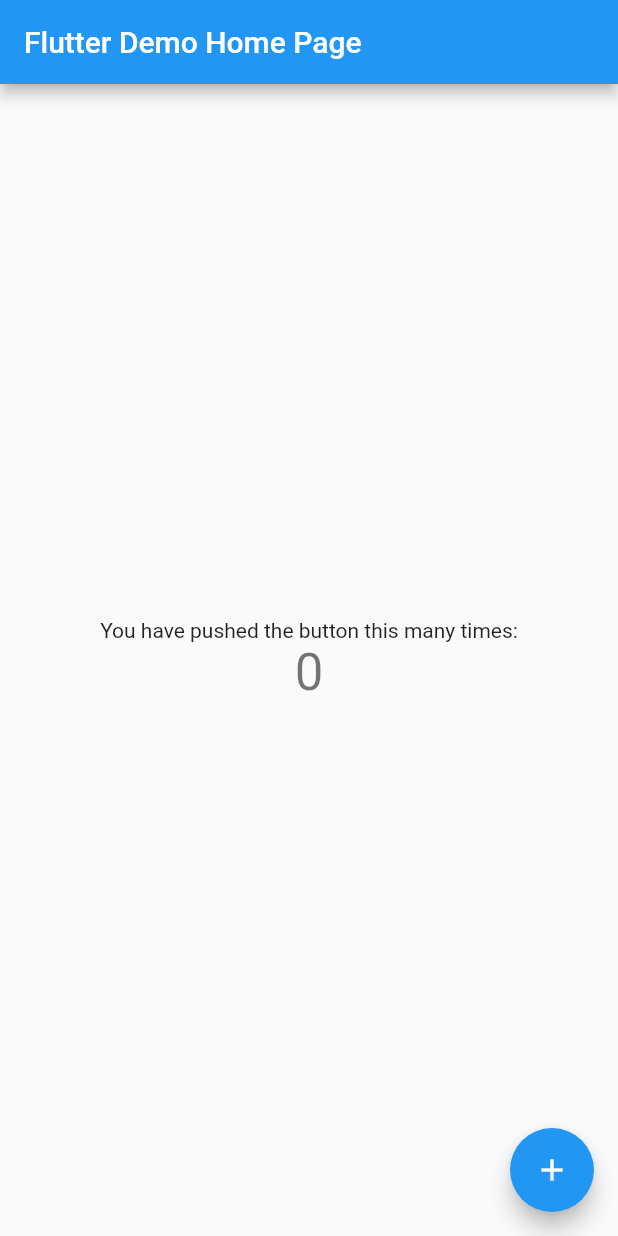
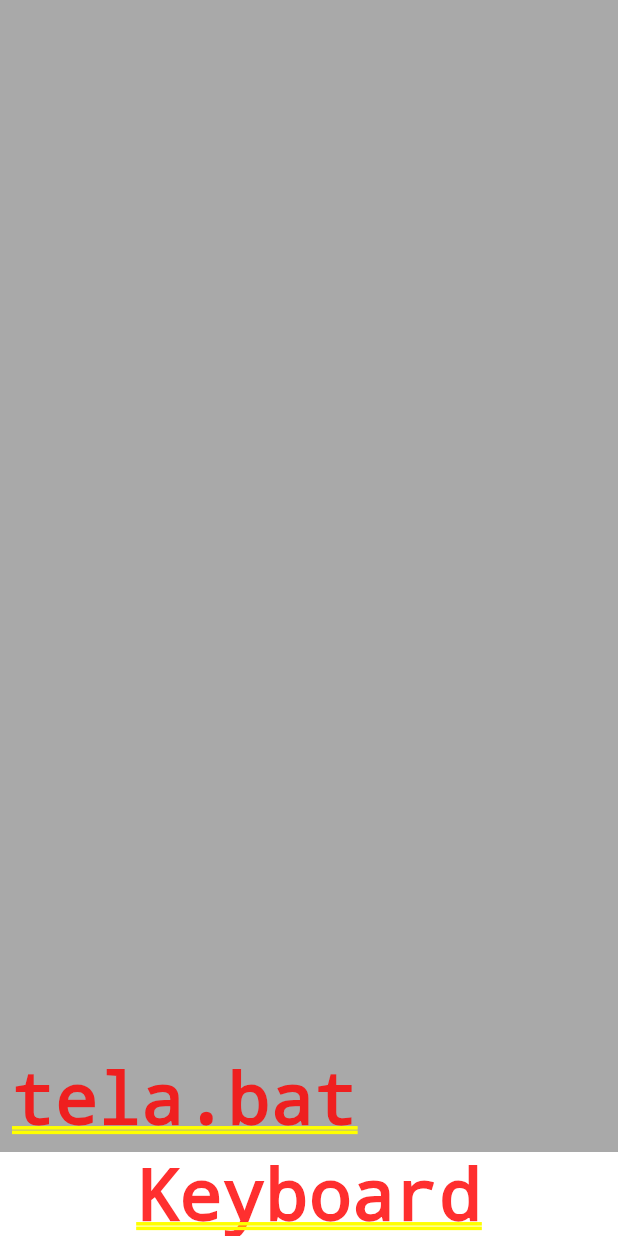
Before and after one commit to sa34uza/calculadora, a Flutter app: the screen it shows after launch, on a phone screen of 412 x 824 dp. Run offline on Flutter 3.47's test engine with Material 2 defaults, Android fonts, the phone set to English and light mode, and no system bars.

Commit message:
alteração na construção da calculadora

```diff
--- /dev/null
+++ b/lib/components/display.dart
@@ -0,0 +1,26 @@
+import 'package:flutter/material.dart';
+
+class Display extends StatelessWidget {
+  final String text;
+  Display(this.text);
+
+  @override
+  Widget build(BuildContext context) {
+    return Expanded(
+      flex: 1,
+          child: Container(
+            color: Color.fromRGBO(169, 169, 169, 1),
+        child: Column(
+          mainAxisAlignment: MainAxisAlignment.end,
+          crossAxisAlignment: CrossAxisAlignment.stretch,
+          children: [
+            Padding(
+              padding: const EdgeInsets.all(8.0),
+              child: Text(text),
+            ),
+          ],
+        ),
+      ),
+    );
+  }
+}
--- a/lib/main.dart
+++ b/lib/main.dart
@@ -1,117 +1,6 @@
+import 'package:calculadora/screens/calculadora.dart';
 import 'package:flutter/material.dart';
 
 void main() {
-  runApp(MyApp());
+  runApp(Calculadora());
 }
-
-class MyApp extends StatelessWidget {
-  // This widget is the root of your application.
-  @override
-  Widget build(BuildContext context) {
-    return MaterialApp(
-      title: 'Flutter Demo',
-      theme: ThemeData(
-        // This is the theme of your application.
-        //
-        // Try running your application with "flutter run". You'll see the
-        // application has a blue toolbar. Then, without quitting the app, try
-        // changing the primarySwatch below to Colors.green and then invoke
-        // "hot reload" (press "r" in the console where you ran "flutter run",
-        // or simply save your changes to "hot reload" in a Flutter IDE).
-        // Notice that the counter didn't reset back to zero; the application
-        // is not restarted.
-        primarySwatch: Colors.blue,
-        // This makes the visual density adapt to the platform that you run
-        // the app on. For desktop platforms, the controls will be smaller and
-        // closer together (more dense) than on mobile platforms.
-        visualDensity: VisualDensity.adaptivePlatformDensity,
-      ),
-      home: MyHomePage(title: 'Flutter Demo Home Page'),
-    );
-  }
-}
-
-class MyHomePage extends StatefulWidget {
-  MyHomePage({Key key, this.title}) : super(key: key);
-
-  // This widget is the home page of your application. It is stateful, meaning
-  // that it has a State object (defined below) that contains fields that affect
-  // how it looks.
-
-  // This class is the configuration for the state. It holds the values (in this
-  // case the title) provided by the parent (in this case the App widget) and
-  // used by the build method of the State. Fields in a Widget subclass are
-  // always marked "final".
-
-  final String title;
-
-  @override
-  _MyHomePageState createState() => _MyHomePageState();
-}
-
-class _MyHomePageState extends State<MyHomePage> {
-  int _counter = 0;
-
-  void _incrementCounter() {
-    setState(() {
-      // This call to setState tells the Flutter framework that something has
-      // changed in this State, which causes it to rerun the build method below
-      // so that the display can reflect the updated values. If we changed
-      // _counter without calling setState(), then the build method would not be
-      // called again, and so nothing would appear to happen.
-      _counter++;
-    });
-  }
-
-  @override
-  Widget build(BuildContext context) {
-    // This method is rerun every time setState is called, for instance as done
-    // by the _incrementCounter method above.
-    //
-    // The Flutter framework has been optimized to make rerunning build methods
-    // fast, so that you can just rebuild anything that needs updating rather
-    // than having to individually change instances of widgets.
-    return Scaffold(
-      appBar: AppBar(
-        // Here we take the value from the MyHomePage object that was created by
-        // the App.build method, and use it to set our appbar title.
-        title: Text(widget.title),
-      ),
-      body: Center(
-        // Center is a layout widget. It takes a single child and positions it
-        // in the middle of the parent.
-        child: Column(
-          // Column is also a layout widget. It takes a list of children and
-          // arranges them vertically. By default, it sizes itself to fit its
-          // children horizontally, and tries to be as tall as its parent.
-          //
-          // Invoke "debug painting" (press "p" in the console, choose the
-          // "Toggle Debug Paint" action from the Flutter Inspector in Android
-          // Studio, or the "Toggle Debug Paint" command in Visual Studio Code)
-          // to see the wireframe for each widget.
-          //
-          // Column has various properties to control how it sizes itself and
-          // how it positions its children. Here we use mainAxisAlignment to
-          // center the children vertically; the main axis here is the vertical
-          // axis because Columns are vertical (the cross axis would be
-          // horizontal).
-          mainAxisAlignment: MainAxisAlignment.center,
-          children: <Widget>[
-            Text(
-              'You have pushed the button this many times:',
-            ),
-            Text(
-              '$_counter',
-              style: Theme.of(context).textTheme.headline4,
-            ),
-          ],
-        ),
-      ),
-      floatingActionButton: FloatingActionButton(
-        onPressed: _incrementCounter,
-        tooltip: 'Increment',
-        child: Icon(Icons.add),
-      ), // This trailing comma makes auto-formatting nicer for build methods.
-    );
-  }
-}
--- /dev/null
+++ b/lib/screens/calculadora.dart
@@ -0,0 +1,18 @@
+import 'package:flutter/material.dart';
+import '../components/display.dart';
+
+
+class Calculadora extends StatelessWidget {
+  @override
+  Widget build(BuildContext context) {
+    return MaterialApp(
+      debugShowCheckedModeBanner: false,
+      home: Column(
+        children: [
+          Display("tela.bat"),
+          Text('Keyboard'),
+        ],
+      ),
+    );
+  }
+}
--- a/pubspec.yaml
+++ b/pubspec.yaml
@@ -23,6 +23,7 @@ environment:
 dependencies:
   flutter:
     sdk: flutter
+  auto_size_text: 2.1.0
 
 
   # The following adds the Cupertino Icons font to your application.
```
Also changed, not shown: pubspec.lock, 1 other file.
